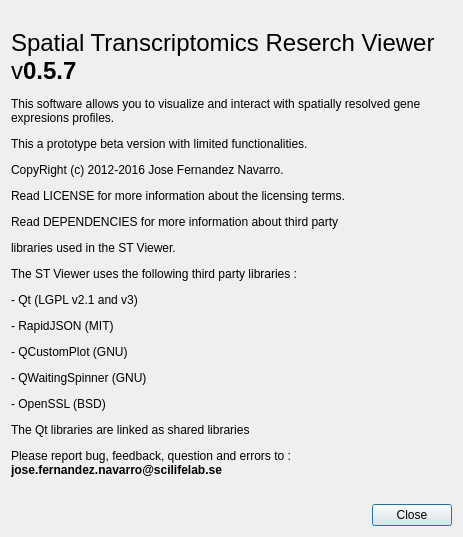
Above: assets/ui/aboutdialog.ui from jfnavarro/st_viewer before the change. Below: the same form after it.
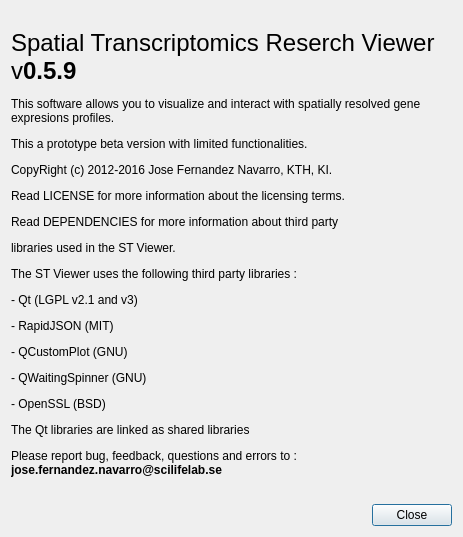
That is the form after the change.

What changed in the file:
```diff
--- a/assets/ui/aboutdialog.ui
+++ b/assets/ui/aboutdialog.ui
@@ -43,7 +43,7 @@
         <bool>true</bool>
        </property>
        <property name="text">
-        <string>&lt;html&gt;&lt;head/&gt;&lt;body&gt;&lt;p&gt;&lt;span style=&quot; font-size:18pt;&quot;&gt;Spatial Transcriptomics Reserch Viewer v&lt;/span&gt;&lt;span style=&quot; font-size:18pt; font-weight:600;&quot;&gt;0.5.7&lt;/span&gt;&lt;/p&gt;&lt;p&gt;This software allows you to visualize and interact with spatially resolved gene expresions profiles.&lt;/p&gt;&lt;p&gt;This a prototype beta version with limited functionalities.&lt;/p&gt;&lt;p&gt;CopyRight (c) 2012-2016 Jose Fernandez Navarro.&lt;/p&gt;&lt;p&gt;Read LICENSE for more information about the licensing terms.&lt;/p&gt;&lt;p&gt;Read DEPENDENCIES for more information about third party&lt;/p&gt;&lt;p&gt;libraries used in the ST Viewer. &lt;/p&gt;&lt;p&gt;The ST Viewer uses the following third party libraries :&lt;/p&gt;&lt;p&gt;- Qt (LGPL v2.1 and v3)&lt;/p&gt;&lt;p&gt;- RapidJSON (MIT)&lt;/p&gt;&lt;p&gt;- QCustomPlot (GNU)&lt;/p&gt;&lt;p&gt;- QWaitingSpinner (GNU)&lt;/p&gt;&lt;p&gt;- OpenSSL (BSD)&lt;/p&gt;&lt;p&gt;The Qt libraries are linked as shared libraries&lt;/p&gt;&lt;p&gt;Please report bug, feedback, question and errors to : &lt;span style=&quot; font-weight:600;&quot;&gt;jose.fernandez.navarro@scilifelab.se&lt;/span&gt;&lt;/p&gt;&lt;/body&gt;&lt;/html&gt;</string>
+        <string>&lt;html&gt;&lt;head/&gt;&lt;body&gt;&lt;p&gt;&lt;span style=&quot; font-size:18pt;&quot;&gt;Spatial Transcriptomics Reserch Viewer v&lt;/span&gt;&lt;span style=&quot; font-size:18pt; font-weight:600;&quot;&gt;0.5.9&lt;/span&gt;&lt;/p&gt;&lt;p&gt;This software allows you to visualize and interact with spatially resolved gene expresions profiles.&lt;/p&gt;&lt;p&gt;This a prototype beta version with limited functionalities.&lt;/p&gt;&lt;p&gt;CopyRight (c) 2012-2016 Jose Fernandez Navarro, KTH, KI.&lt;/p&gt;&lt;p&gt;Read LICENSE for more information about the licensing terms.&lt;/p&gt;&lt;p&gt;Read DEPENDENCIES for more information about third party&lt;/p&gt;&lt;p&gt;libraries used in the ST Viewer. &lt;/p&gt;&lt;p&gt;The ST Viewer uses the following third party libraries :&lt;/p&gt;&lt;p&gt;- Qt (LGPL v2.1 and v3)&lt;/p&gt;&lt;p&gt;- RapidJSON (MIT)&lt;/p&gt;&lt;p&gt;- QCustomPlot (GNU)&lt;/p&gt;&lt;p&gt;- QWaitingSpinner (GNU)&lt;/p&gt;&lt;p&gt;- OpenSSL (BSD)&lt;/p&gt;&lt;p&gt;The Qt libraries are linked as shared libraries&lt;/p&gt;&lt;p&gt;Please report bug, feedback, questions and errors to : &lt;span style=&quot; font-weight:600;&quot;&gt;jose.fernandez.navarro@scilifelab.se&lt;/span&gt;&lt;/p&gt;&lt;/body&gt;&lt;/html&gt;</string>
        </property>
        <property name="textFormat">
         <enum>Qt::AutoText</enum>
```
